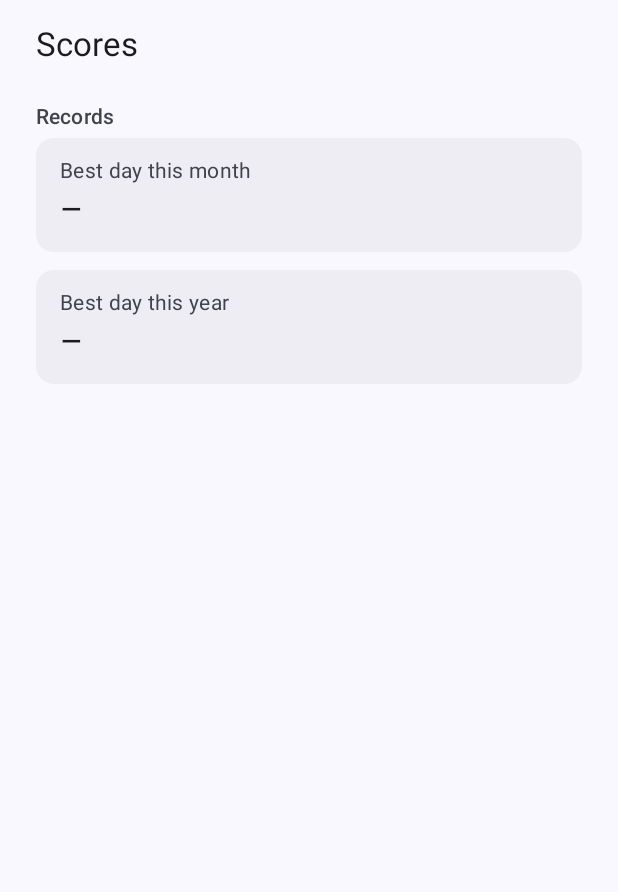
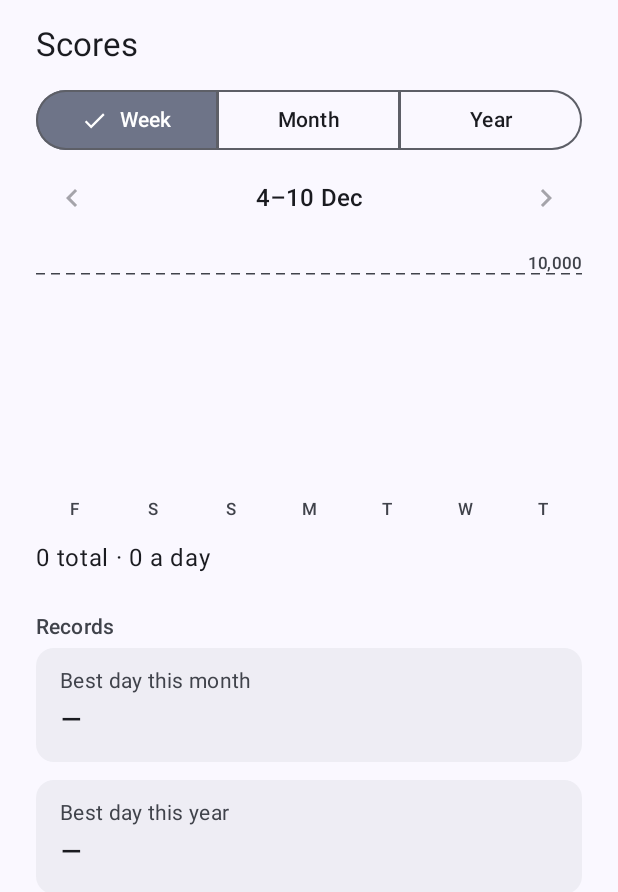
Before and after one commit to rafa-fiedo/pedometer, an Android app built with Jetpack Compose: the composable ScoresScreen shown on its own in the app's theme, on a phone screen of 412 x 824 dp. Shown: the top 892 px of the screen. Run offline under Robolectric (Android 15) with nearby library versions, the phone set to English and light mode, and no system bars; our stand-ins replace Room's generated code; libraries missing offline, so code that uses them is left out: androidx.glance, androidx.glance.appwidget; 4 statements that could not run were skipped.

Commit message:
Show week, month and year charts on the Scores tab

```diff
--- a/app/src/main/java/app/pedometer/ui/scores/ScoresScreen.kt
+++ b/app/src/main/java/app/pedometer/ui/scores/ScoresScreen.kt
@@ -1,6 +1,8 @@
 package app.pedometer.ui.scores
 
+import androidx.compose.foundation.layout.Arrangement
 import androidx.compose.foundation.layout.Column
+import androidx.compose.foundation.layout.Row
 import androidx.compose.foundation.layout.Spacer
 import androidx.compose.foundation.layout.fillMaxSize
 import androidx.compose.foundation.layout.fillMaxWidth
@@ -8,23 +10,53 @@ import androidx.compose.foundation.layout.height
 import androidx.compose.foundation.layout.padding
 import androidx.compose.foundation.rememberScrollState
 import androidx.compose.foundation.verticalScroll
+import androidx.compose.material.icons.Icons
+import androidx.compose.material.icons.automirrored.filled.KeyboardArrowLeft
+import androidx.compose.material.icons.automirrored.filled.KeyboardArrowRight
+import androidx.compose.material3.Icon
+import androidx.compose.material3.IconButton
 import androidx.compose.material3.MaterialTheme
+import androidx.compose.material3.SegmentedButton
+import androidx.compose.material3.SegmentedButtonDefaults
+import androidx.compose.material3.SingleChoiceSegmentedButtonRow
 import androidx.compose.material3.Surface
 import androidx.compose.material3.Text
 import androidx.compose.runtime.Composable
 import androidx.compose.runtime.getValue
+import androidx.compose.ui.Alignment
 import androidx.compose.ui.Modifier
 import androidx.compose.ui.res.stringResource
+import androidx.compose.ui.text.style.TextAlign
 import androidx.compose.ui.unit.dp
 import androidx.lifecycle.compose.collectAsStateWithLifecycle
 import androidx.lifecycle.viewmodel.compose.viewModel
 import app.pedometer.R
+import app.pedometer.core.ChartRange
+import kotlinx.datetime.LocalDate
 
 @Composable
 fun ScoresScreen(viewModel: ScoresViewModel = viewModel(factory = ScoresViewModel.Factory)) {
     val state by viewModel.state.collectAsStateWithLifecycle()
     val current = state ?: return
+    ScoresContent(
+        current,
+        onRange = viewModel::selectRange,
+        onPrevious = viewModel::previous,
+        onNext = viewModel::next,
+        onSelect = viewModel::select,
+    )
+}
 
+/** The chart with its controls, then the records. */
+@Composable
+fun ScoresContent(
+    state: ScoresUiState,
+    onRange: (ChartRange) -> Unit,
+    onPrevious: () -> Unit,
+    onNext: () -> Unit,
+    onSelect: (LocalDate?) -> Unit,
+) {
+    val chart = state.chart
     Column(
         modifier = Modifier
             .fillMaxSize()
@@ -32,11 +64,79 @@ fun ScoresScreen(viewModel: ScoresViewModel = viewModel(factory = ScoresViewMode
             .padding(horizontal = 24.dp, vertical = 16.dp),
     ) {
         Text(text = stringResource(R.string.tab_scores), style = MaterialTheme.typography.titleLarge)
+        Spacer(Modifier.height(12.dp))
+
+        RangeSwitch(chart.range, onRange)
+
+        Row(
+            modifier = Modifier.fillMaxWidth().padding(vertical = 4.dp),
+            verticalAlignment = Alignment.CenterVertically,
+            horizontalArrangement = Arrangement.SpaceBetween,
+        ) {
+            IconButton(onClick = onPrevious, enabled = chart.canGoBack) {
+                Icon(
+                    Icons.AutoMirrored.Filled.KeyboardArrowLeft,
+                    contentDescription = stringResource(R.string.chart_previous),
+                )
+            }
+            Text(
+                text = chart.periodLabel,
+                style = MaterialTheme.typography.titleMedium,
+                textAlign = TextAlign.Center,
+                modifier = Modifier.weight(1f),
+            )
+            IconButton(onClick = onNext, enabled = chart.canGoForward) {
+                Icon(
+                    Icons.AutoMirrored.Filled.KeyboardArrowRight,
+                    contentDescription = stringResource(R.string.chart_next),
+                )
+            }
+        }
+
+        StepChartView(
+            chart = chart,
+            description = stringResource(
+                R.string.chart_description, chart.periodLabel, chart.totalText, chart.averageText,
+            ),
+            onSelect = onSelect,
+            modifier = Modifier.padding(top = 8.dp),
+        )
+
+        val selected = chart.selected
+        Text(
+            text = if (selected != null) {
+                stringResource(R.string.chart_selected_day, selected.dateText, selected.stepsText)
+            } else {
+                stringResource(R.string.chart_summary, chart.totalText, chart.averageText)
+            },
+            style = MaterialTheme.typography.bodyLarge,
+            modifier = Modifier.padding(top = 12.dp),
+        )
 
         SectionTitle(stringResource(R.string.scores_records))
-        RecordCard(stringResource(R.string.scores_best_month), current.bestThisMonth)
+        RecordCard(stringResource(R.string.scores_best_month), state.bestThisMonth)
         Spacer(Modifier.height(12.dp))
-        RecordCard(stringResource(R.string.scores_best_year), current.bestThisYear)
+        RecordCard(stringResource(R.string.scores_best_year), state.bestThisYear)
+    }
+}
+
+@Composable
+private fun RangeSwitch(range: ChartRange, onRange: (ChartRange) -> Unit) {
+    val labels = listOf(
+        ChartRange.WEEK to R.string.chart_week,
+        ChartRange.MONTH to R.string.chart_month,
+        ChartRange.YEAR to R.string.chart_year,
+    )
+    SingleChoiceSegmentedButtonRow(modifier = Modifier.fillMaxWidth()) {
+        labels.forEachIndexed { index, (option, label) ->
+            SegmentedButton(
+                selected = range == option,
+                onClick = { onRange(option) },
+                shape = SegmentedButtonDefaults.itemShape(index = index, count = labels.size),
+            ) {
+                Text(stringResource(label))
+            }
+        }
     }
 }
 
--- a/app/src/main/java/app/pedometer/ui/scores/ScoresViewModel.kt
+++ b/app/src/main/java/app/pedometer/ui/scores/ScoresViewModel.kt
@@ -11,22 +11,54 @@ import app.pedometer.TodaySource
 import app.pedometer.core.ChartRange
 import app.pedometer.data.StepRepository
 import app.pedometer.ui.firstDayOfWeek
+import kotlinx.coroutines.flow.MutableStateFlow
 import kotlinx.coroutines.flow.SharingStarted
 import kotlinx.coroutines.flow.StateFlow
 import kotlinx.coroutines.flow.combine
 import kotlinx.coroutines.flow.stateIn
+import kotlinx.coroutines.flow.update
+import kotlinx.datetime.LocalDate
 import java.util.Locale
 
 class ScoresViewModel(
     repository: StepRepository,
     todaySource: TodaySource,
 ) : ViewModel() {
+    /** Which chart is shown, how far back each view is, and the selected day. Kept while the app is open. */
+    private data class ChartControls(
+        val range: ChartRange = ChartRange.WEEK,
+        val periodsBack: Map<ChartRange, Int> = emptyMap(),
+        val selected: LocalDate? = null,
+    )
+
+    private val controls = MutableStateFlow(ChartControls())
+
     /** Null until the first values have loaded. */
     val state: StateFlow<ScoresUiState?> =
-        combine(repository.days, repository.goal, todaySource.today) { days, goal, today ->
+        combine(repository.days, repository.goal, todaySource.today, controls) { days, goal, today, c ->
             val locale = Locale.getDefault()
-            scoresUiState(days, today, goal, firstDayOfWeek(locale), locale, ChartRange.WEEK, 0, null)
+            scoresUiState(
+                days, today, goal, firstDayOfWeek(locale), locale,
+                c.range, c.periodsBack[c.range] ?: 0, c.selected,
+            )
         }.stateIn(viewModelScope, SharingStarted.WhileSubscribed(5_000), null)
+
+    fun selectRange(range: ChartRange) = controls.update { it.copy(range = range, selected = null) }
+
+    fun previous() {
+        if (state.value?.chart?.canGoBack == true) move(by = 1)
+    }
+
+    fun next() {
+        if (state.value?.chart?.canGoForward == true) move(by = -1)
+    }
+
+    fun select(date: LocalDate?) = controls.update { it.copy(selected = date) }
+
+    private fun move(by: Int) = controls.update {
+        val back = ((it.periodsBack[it.range] ?: 0) + by).coerceAtLeast(0)
+        it.copy(periodsBack = it.periodsBack + (it.range to back), selected = null)
+    }
 
     companion object {
         val Factory: ViewModelProvider.Factory = viewModelFactory {
--- a/app/src/main/res/values/strings.xml
+++ b/app/src/main/res/values/strings.xml
@@ -29,7 +29,6 @@
     <string name="battery_not_now">Not now</string>
 
     <string name="today_change_goal">Change goal</string>
-    <string name="total_today">Today</string>
     <string name="total_this_week">This week</string>
     <string name="total_this_month">This month</string>
 
@@ -42,11 +41,18 @@
     <string name="history_empty">Your days will appear here</string>
     <string name="history_goal_reached">Goal reached</string>
 
-    <string name="scores_totals">Totals</string>
     <string name="scores_records">Records</string>
     <string name="scores_best_month">Best day this month</string>
     <string name="scores_best_year">Best day this year</string>
     <string name="scores_no_record">–</string>
+    <string name="chart_week">Week</string>
+    <string name="chart_month">Month</string>
+    <string name="chart_year">Year</string>
+    <string name="chart_previous">Previous period</string>
+    <string name="chart_next">Next period</string>
+    <string name="chart_summary">%1$s total · %2$s a day</string>
+    <string name="chart_selected_day">%1$s · %2$s steps</string>
+    <string name="chart_description">%1$s: %2$s total, %3$s a day</string>
 
     <string name="settings_title">Settings</string>
     <string name="settings_section_goal">Goal</string>
```
Also changed, not shown: 2 other files.
